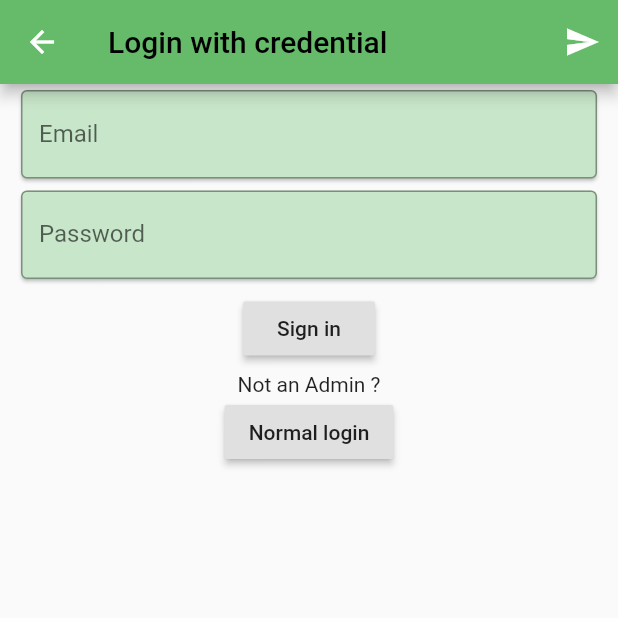
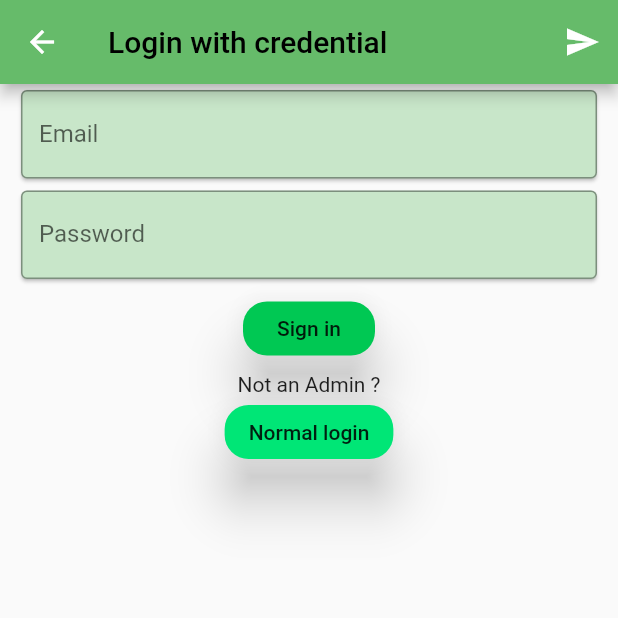
Before and after one commit to Kavindu-Gayantha/Badminton-2020, a Flutter app: the Login screen opened directly, on a phone screen of 412 x 824 dp, the top half of it. Run offline on Flutter 3.47's test engine with Material 2 defaults, Android fonts, the phone set to English and light mode, and no system bars.

Commit message:
changed buttons styles

```diff
--- a/badminton2020/lib/UI/LoginScreen/login.dart
+++ b/badminton2020/lib/UI/LoginScreen/login.dart
@@ -94,6 +94,9 @@ class _LoginState extends State<Login> {
                   padding: const EdgeInsets.fromLTRB(10,5,10,5),
 
                   child: RaisedButton(
+                    color: Colors.greenAccent.shade700,
+                    shape: RoundedRectangleBorder(borderRadius:BorderRadius.all((Radius.circular(16.0)))),
+                    elevation: 15,
                     onPressed: (){
 
                     },
@@ -102,6 +105,9 @@ class _LoginState extends State<Login> {
                 ),
                 Text('Not an Admin ?'),
                 RaisedButton(
+                  shape: RoundedRectangleBorder(borderRadius:BorderRadius.all((Radius.circular(16.0)))),
+                    color: Colors.greenAccent.shade400,
+                    elevation: 15,
                   onPressed: (){
                     Navigator.push(context, MaterialPageRoute(builder:(context)=>welcomescreen()));
                   },
```
